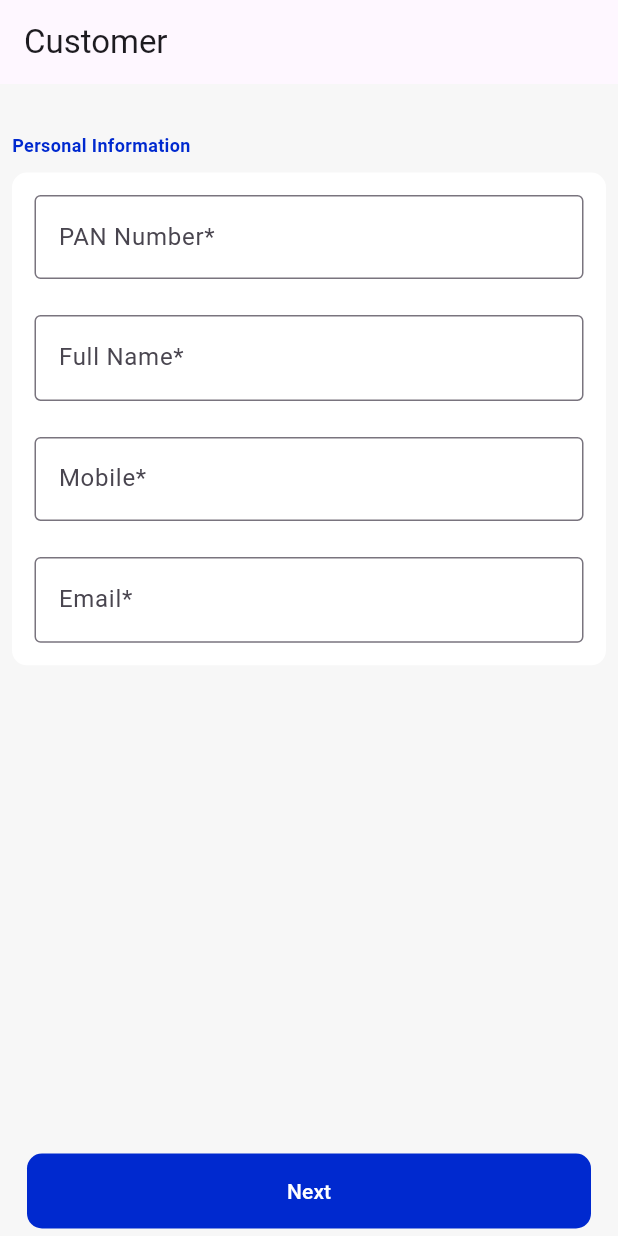
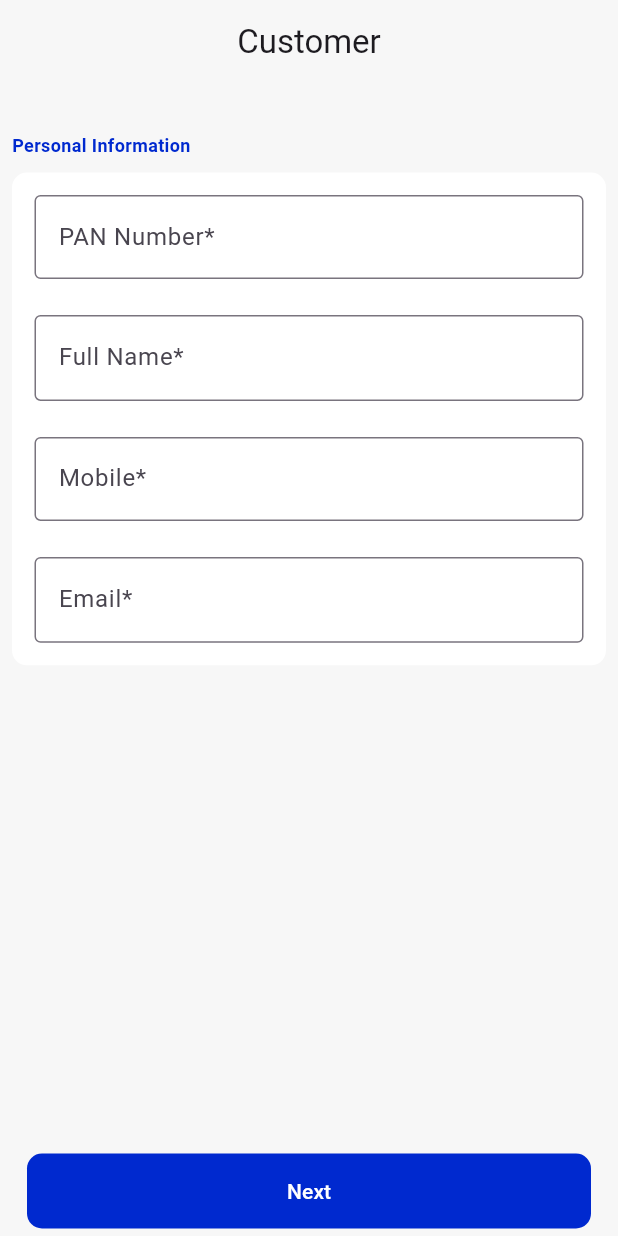
Before and after one commit to jayantamahato/pixel6Assignment, a Flutter app: the screen it shows after launch, on a phone screen of 412 x 824 dp. Run offline on Flutter 3.47's test engine with Material 3 defaults, Android fonts, the phone set to English and light mode, and no system bars; our stand-ins replace dio, get, hive, hive_flutter, logger, pretty_dio_logger; accounts and stored records are empty.

Commit message:
theme correction

```diff
--- a/lib/core/theme/app_theme.dart
+++ b/lib/core/theme/app_theme.dart
@@ -10,7 +10,7 @@ class AppTheme {
       appBarTheme: AppBarTheme(
           centerTitle: true,
           surfaceTintColor: AppColor.black,
-          backgroundColor: AppColor.black),
+          backgroundColor: AppColor.darkScaffold),
       brightness: Brightness.dark,
       scaffoldBackgroundColor: AppColor.darkScaffold,
       primaryColor: AppColor.primary,
@@ -20,7 +20,11 @@ class AppTheme {
 //Light Theme
   static light() {
     return ThemeData(
-      appBarTheme: AppBarTheme(surfaceTintColor: AppColor.white),
+      appBarTheme: AppBarTheme(
+        centerTitle: true,
+        surfaceTintColor: AppColor.white,
+        backgroundColor: AppColor.lightScaffold,
+      ),
       brightness: Brightness.light,
       scaffoldBackgroundColor: AppColor.lightScaffold,
       primaryColor: AppColor.primary,
```
Also changed, not shown: lib/view/screens/address/address.dart (+13 -1 lines), lib/view/screens/customerList/widgets/customer_card.dart (+8 -1 lines).
